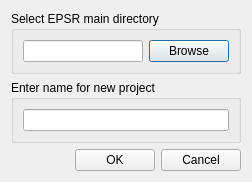
First picture: the form in src/createnewdialog.ui, repository samcallear/EPSRgui, before the edit.
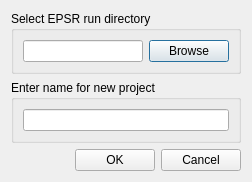
Second picture: the form after the edit.

Commit message: altered folder structure so EPSR binaries and EPSR run directory can be in different places

The edit to the form file:
```diff
--- a/src/createnewdialog.ui
+++ b/src/createnewdialog.ui
@@ -17,7 +17,7 @@
    <item>
     <widget class="QGroupBox" name="groupBox_3">
      <property name="title">
-      <string>Select EPSR main directory</string>
+      <string>Select EPSR run directory</string>
      </property>
      <layout class="QHBoxLayout" name="horizontalLayout">
       <item>
```
Left out of the diff: 2 changed lines with no effect on the pictures. The commit also changes 7 other files.
